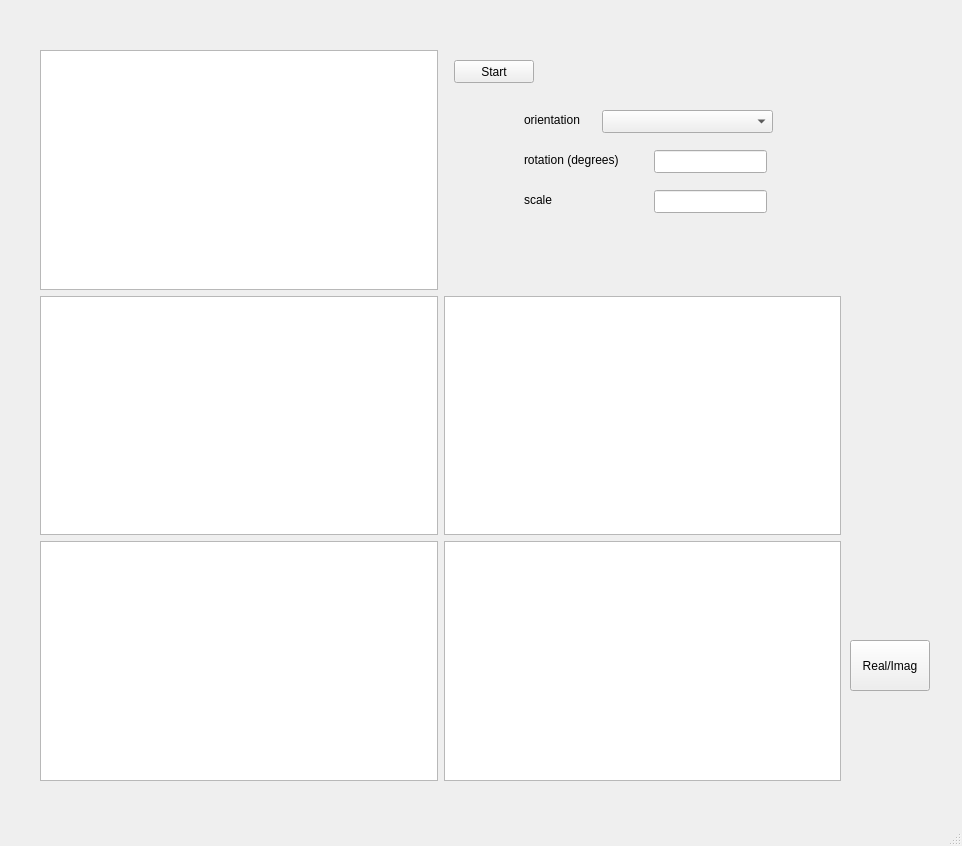
jwhite510/wavefront-sensor-neural-network, file main.ui: the form before one commit.
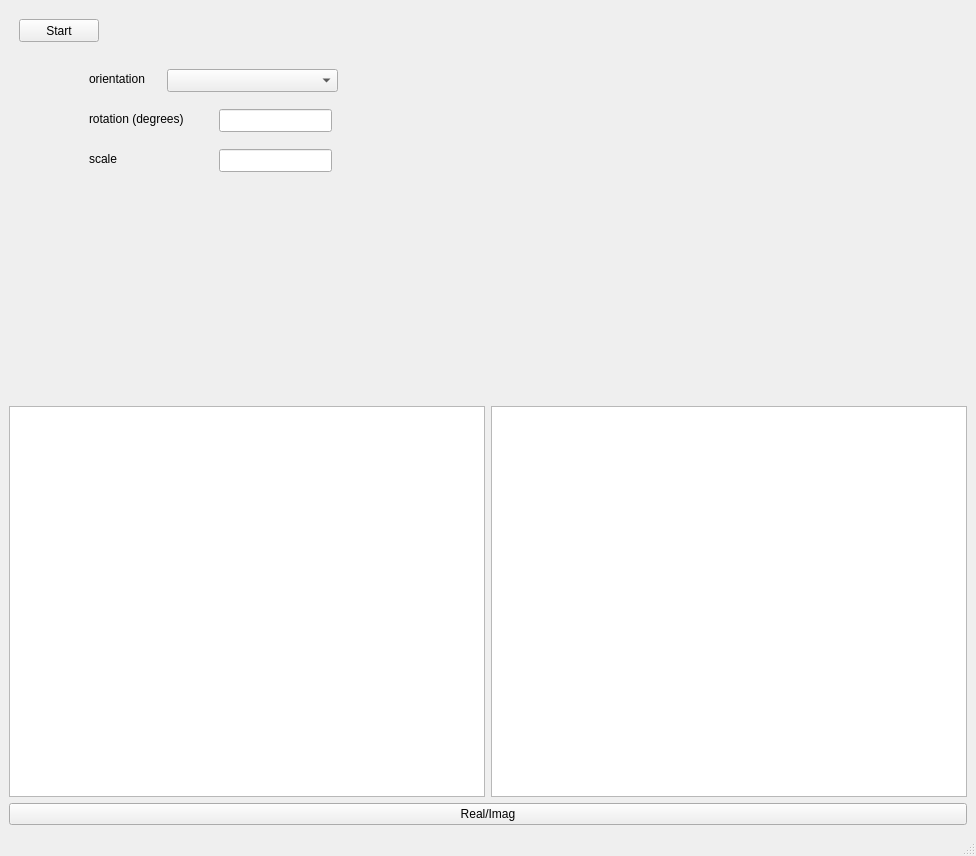
The form after the commit. Custom widgets are drawn as their Qt base class.

Commit message: added imageviews to application, re organized the layout of app so that it can be drag resized, axes are labeled

The edit to the form file:
```diff
--- a/main.ui
+++ b/main.ui
@@ -6,43 +6,28 @@
    <rect>
     <x>0</x>
     <y>0</y>
-    <width>962</width>
-    <height>846</height>
+    <width>976</width>
+    <height>856</height>
    </rect>
   </property>
   <property name="windowTitle">
    <string>MainWindow</string>
   </property>
   <widget class="QWidget" name="centralwidget">
-   <widget class="QWidget" name="horizontalLayoutWidget">
-    <property name="geometry">
-     <rect>
-      <x>40</x>
-      <y>50</y>
-      <width>801</width>
-      <height>731</height>
-     </rect>
-    </property>
+   <layout class="QGridLayout" name="gridLayout">
+    <item row="0" column="0">
+     <layout class="QVBoxLayout" name="verticalLayout_10">
+      <item>
     <layout class="QHBoxLayout" name="horizontalLayout">
      <item>
-      <layout class="QVBoxLayout" name="verticalLayout">
-       <item>
-        <widget class="GraphicsLayoutWidget" name="display_raw"/>
-       </item>
-       <item>
-        <widget class="GraphicsLayoutWidget" name="display_proc"/>
-       </item>
-       <item>
-        <widget class="GraphicsLayoutWidget" name="display_intens_real"/>
-       </item>
-      </layout>
+         <layout class="QVBoxLayout" name="verticalLayout"/>
      </item>
      <item>
       <layout class="QVBoxLayout" name="verticalLayout_3">
        <item>
         <widget class="QWidget" name="widget" native="true">
          <property name="sizePolicy">
-          <sizepolicy hsizetype="Expanding" vsizetype="Expanding">
+             <sizepolicy hsizetype="Preferred" vsizetype="Expanding">
            <horstretch>0</horstretch>
            <verstretch>0</verstretch>
           </sizepolicy>
@@ -131,29 +116,30 @@
          </widget>
         </widget>
        </item>
+         </layout>
+        </item>
+       </layout>
+      </item>
        <item>
-        <widget class="GraphicsLayoutWidget" name="display_recons"/>
-       </item>
+       <layout class="QHBoxLayout" name="horizontalLayout_4">
        <item>
         <widget class="GraphicsLayoutWidget" name="display_phase_imag"/>
        </item>
+        <item>
+         <widget class="GraphicsLayoutWidget" name="display_intens_real"/>
+        </item>
       </layout>
      </item>
     </layout>
-   </widget>
+    </item>
+    <item row="1" column="0">
    <widget class="QPushButton" name="view_toggle">
-    <property name="geometry">
-     <rect>
-      <x>850</x>
-      <y>640</y>
-      <width>80</width>
-      <height>51</height>
-     </rect>
-    </property>
     <property name="text">
      <string>Real/Imag</string>
     </property>
    </widget>
+    </item>
+   </layout>
   </widget>
   <widget class="QMenuBar" name="menubar">
    <property name="geometry">
```
Left out of the diff: 34 changed lines with no effect on the pictures. Lines whose indentation alone changed are shown as unchanged. The commit also changes 2 other files.
